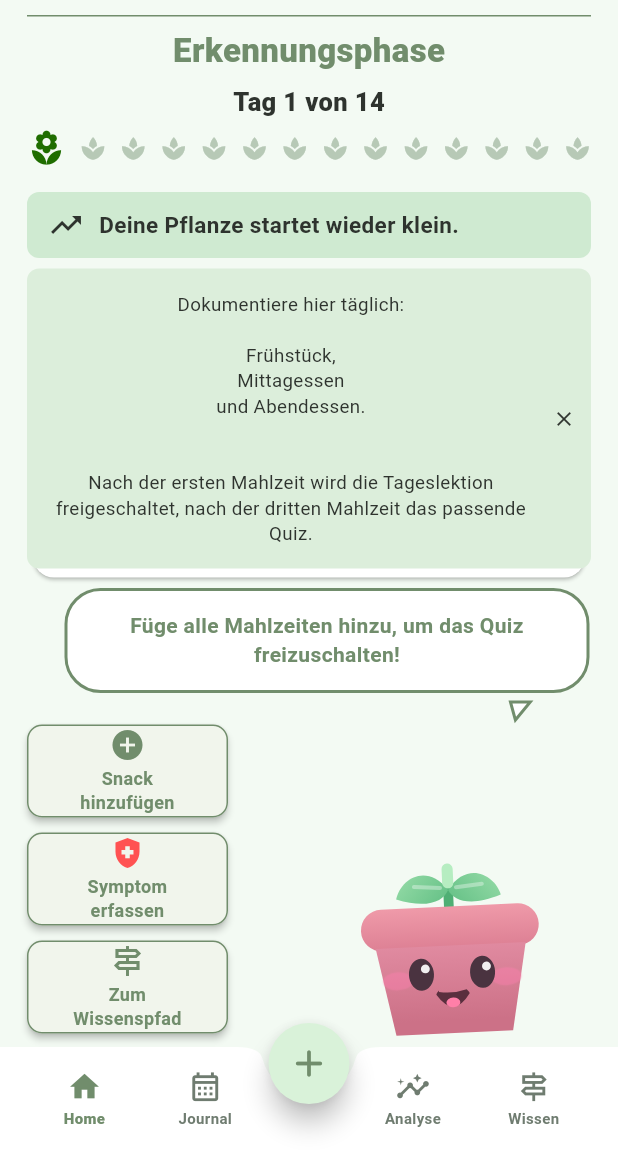
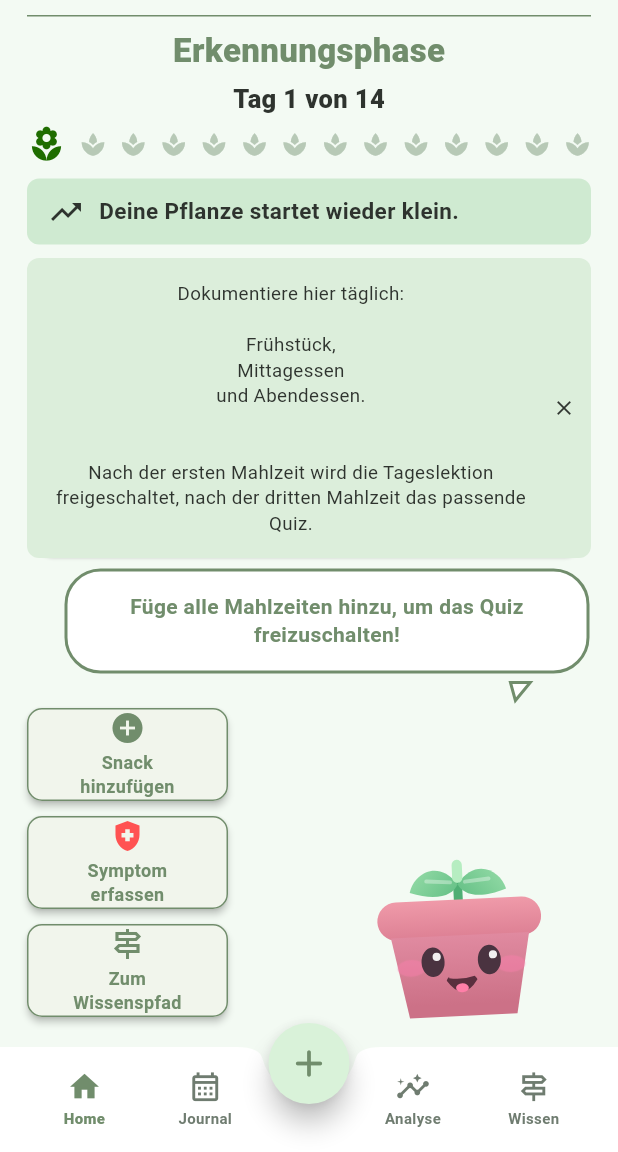
Before and after one commit to annastache/DGS-Project-Prototype, a Flutter app: the screen it shows after launch, on a phone screen of 412 x 824 dp, the part 84-1236 px from its top. Run offline on Flutter 3.47's test engine with Material 3 defaults, Android fonts, the phone set to English and light mode, and no system bars.

Commit message:
adjust spacing to tablet

```diff
--- a/lib/screens/home_screen.dart
+++ b/lib/screens/home_screen.dart
@@ -95,7 +95,7 @@ class _HomeScreenState extends State<HomeScreen> {
               style: TextStyle(fontSize: 22, fontWeight: FontWeight.w800, color: AppColors.primary),
             ),
           ),
-          const SizedBox(height: 8),
+          const SizedBox(height: 6),
           //const Spacer(flex: 1),
           Center(
             child: Text(
@@ -103,7 +103,7 @@ class _HomeScreenState extends State<HomeScreen> {
               style: const TextStyle(fontSize: 17, fontWeight: FontWeight.w800, color: AppColors.text),
             ),
           ),
-          const SizedBox(height: 6),
+          const SizedBox(height: 5),
           //const Spacer(flex: 1),
          /* Row(
             children: [
@@ -127,7 +127,7 @@ class _HomeScreenState extends State<HomeScreen> {
           _BudProgressRow(currentDay: controller.currentDay),
 
           //const Spacer(flex: 2),
-          const SizedBox(height: 16),
+          const SizedBox(height: 10),
           //_ProgressHint(controller: controller),
           GestureDetector(
             onTap: controller.todayStarted
@@ -138,13 +138,13 @@ class _HomeScreenState extends State<HomeScreen> {
 
          // const Spacer(flex: 3),
 
-          const SizedBox(height: 16),
+          const SizedBox(height: 10),
           //const Spacer(flex: 3),
           _MealCard(controller: controller),
           //const Spacer(flex: 3),
           //if (controller.todayQuizUnlocked) _SpeechBubble(day: controller.currentDay),
-          const SizedBox(height: 90), // 12
-          //const Spacer(), // ← füllt den leeren Raum oberhalb
+          //const SizedBox(height: 90), // 12
+          const Spacer(), // ← füllt den leeren Raum oberhalb
           //------------------------------------ Add-Boxen ---------------------------------------
           SizedBox(
           height: 220, //318
@@ -179,13 +179,13 @@ class _HomeScreenState extends State<HomeScreen> {
                 if (controller.currentDay >= 5)
                   Positioned(
                     right: -13,
-                    bottom: 40,
+                    bottom: 45,
                     child: _GrassRow_background(growth: grassGrowth),
                   ),
                 if (controller.currentDay >= 5)
                   Positioned(
-                    right: -10,
-                    bottom: 10,
+                    right: -16,
+                    bottom: 20,
                     child: _GrassRow_background_near(growth: grassGrowth),
                   ),
                 //+++++++++++++++++++++++++++++++++++ plantBuddy ++++++++++++++++++++++++++++++++++++++++++++++++++++++++++
@@ -196,7 +196,7 @@ class _HomeScreenState extends State<HomeScreen> {
                     key: _plantKey,
                     stage: controller.plantStage,
                     day: controller.currentDay,
-                    size: 152, // 152
+                    size: 140, // 152
                   ),
                 ),
                 //----------------------------------- Butterfly --------------------------------------------------------
@@ -222,8 +222,8 @@ class _HomeScreenState extends State<HomeScreen> {
                   //---------------------------------- Grass ---------------------------------------------------
                 if (controller.currentDay >= 3)
                   Positioned(
-                    right: -15,
-                    bottom: - 30,
+                    right: - 30,
+                    bottom: - 20,
                     child: _GrassRow(growth: grassGrowth),
                   ),
                 //if (controller.todayQuizUnlocked && controller.starsForLesson(controller.currentDay) == 0)
@@ -243,7 +243,7 @@ class _HomeScreenState extends State<HomeScreen> {
         //------------------------------------------- Onboarding Hinweis --------------------------------------------------------------
         if (!controller.hintDismissed && !controller.todayQuizUnlocked)
             Positioned(
-              top: 235,
+              top: 228,
               left: 18,
               right: 18,
               height: 200,
@@ -273,7 +273,7 @@ class _HomeScreenState extends State<HomeScreen> {
             //---------------------------------------- Speech Bubble ----------------------------------------------------------
             Positioned(
           right: 19,
-          top: 448,
+          top: 435,
           child: GestureDetector(
             onTap: controller.todayStarted
             ? () => _goToTodaysLesson(context, controller)
@@ -476,14 +476,14 @@ class _GrassRow extends StatelessWidget {
     final scale = 0.35 + 0.65 * growth;
     return IgnorePointer(
       child: SizedBox(
-        width: 240,
+        width: 190,
         child: Row(
           mainAxisAlignment: MainAxisAlignment.spaceEvenly,
           crossAxisAlignment: CrossAxisAlignment.end,
-          children: List.generate(3, (i) {
+          children: List.generate(2, (i) {
             return Icon(
               Icons.grass,
-              size: (i.isEven ? 68 : 58) * scale, // 22 : 16
+              size: (i.isEven ? 78 : 68) * scale, // 22 : 16
               color: i.isEven ? const Color.fromARGB(255, 67, 141, 70) : const Color(0xFF6FBF73),
 
             );
@@ -511,7 +511,7 @@ class _GrassRow_background extends StatelessWidget {
           children: List.generate(9, (i) {
             return Icon(
               Icons.grass,
-              size: (i.isEven ? 16 : 12) * scale,
+              size: (i.isEven ? 14 : 10) * scale,
               color: i.isEven ? const Color(0xFF6FBF73) : const Color(0xFF6FBF73),
 
             );
```
